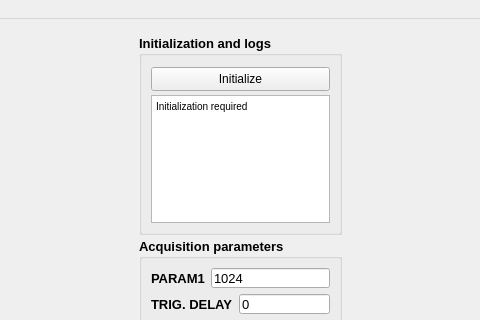
Qt form uis/design_gui.ui (werefkin/oct-python-gui) before a commit; both pictures show x 566 to 1046 and y 0 to 320 of the 1280 by 900 pixel window.
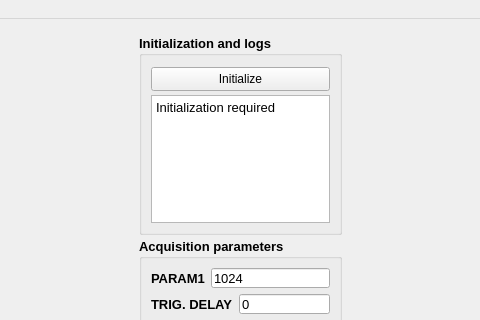
The same form after that commit. Icons and pictures are not drawn. Custom widgets are drawn as their Qt base class.

```diff
--- a/uis/design_gui.ui
+++ b/uis/design_gui.ui
@@ -1280,8 +1280,8 @@
 &lt;html&gt;&lt;head&gt;&lt;meta name=&quot;qrichtext&quot; content=&quot;1&quot; /&gt;&lt;style type=&quot;text/css&quot;&gt;
 p, li { white-space: pre-wrap; }
 &lt;/style&gt;&lt;/head&gt;&lt;body style=&quot; font-family:'MS Shell Dlg 2'; font-size:10pt; font-weight:600; font-style:normal;&quot;&gt;
-&lt;p style=&quot; margin-top:0px; margin-bottom:0px; margin-left:0px; margin-right:0px; -qt-block-indent:0; text-indent:0px;&quot;&gt;&lt;span style=&quot; font-size:7.8pt; font-weight:400;&quot;&gt;Initialization required&lt;/span&gt;&lt;/p&gt;
-&lt;p style=&quot;-qt-paragraph-type:empty; margin-top:0px; margin-bottom:0px; margin-left:0px; margin-right:0px; -qt-block-indent:0; text-indent:0px; font-size:7.8pt; font-weight:400;&quot;&gt;&lt;br /&gt;&lt;/p&gt;&lt;/body&gt;&lt;/html&gt;</string>
+&lt;p style=&quot; margin-top:0px; margin-bottom:0px; margin-left:0px; margin-right:0px; -qt-block-indent:0; text-indent:0px;&quot;&gt;&lt;span style=&quot; font-weight:400;&quot;&gt;Initialization required&lt;/span&gt;&lt;/p&gt;
+&lt;p style=&quot;-qt-paragraph-type:empty; margin-top:0px; margin-bottom:0px; margin-left:0px; margin-right:0px; -qt-block-indent:0; text-indent:0px; font-weight:400;&quot;&gt;&lt;br /&gt;&lt;/p&gt;&lt;/body&gt;&lt;/html&gt;</string>
            </property>
           </widget>
          </item>
```
